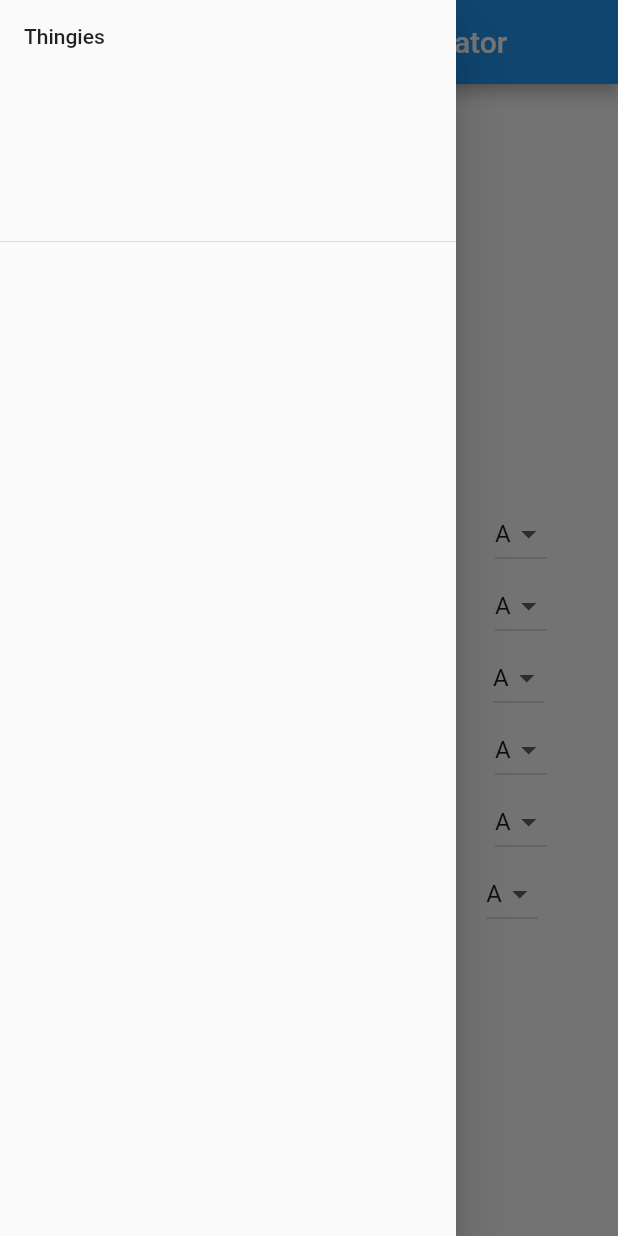
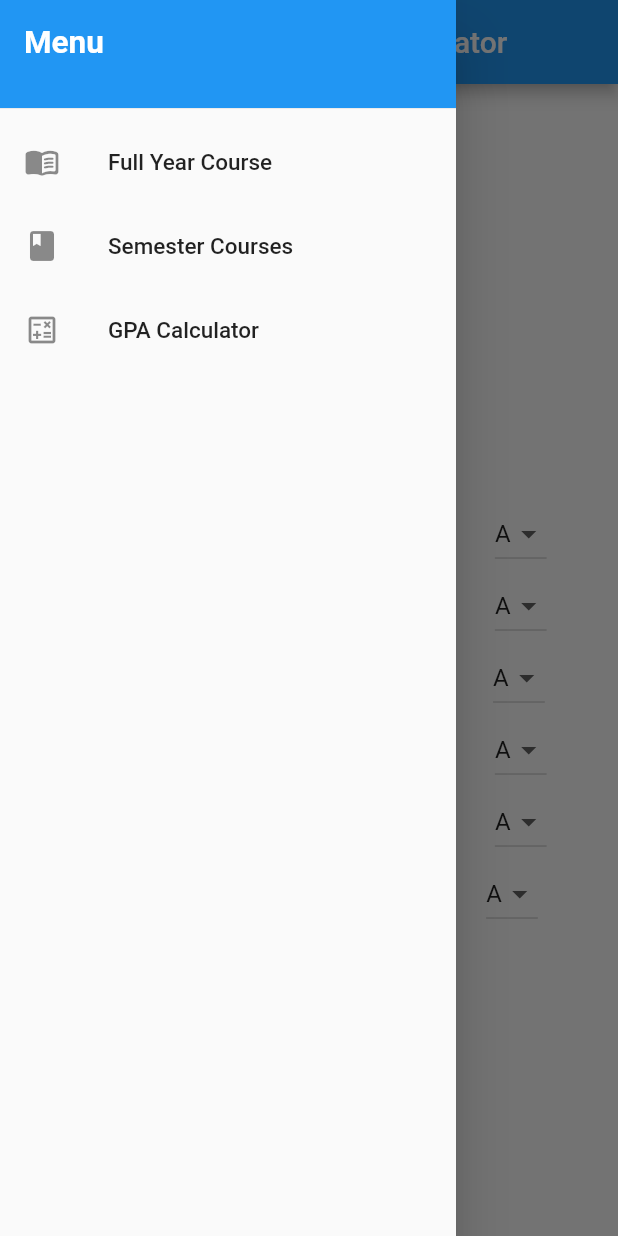
Before and after one commit to SunkenInTime/hcgradeapp, a Flutter app: the screen it shows after launch, with the side drawer open, on a phone screen of 412 x 824 dp. Run offline on Flutter 3.47's test engine with Material 2 defaults, Android fonts, the phone set to English and light mode, and no system bars.

Commit message:
Finished menu

```diff
--- a/lib/main.dart
+++ b/lib/main.dart
@@ -56,10 +56,47 @@ class _MyHomePageState extends State<MyHomePage> {
       ),
       drawer: Drawer(
         child: ListView(
-          children: const [
-            DrawerHeader(
-              child: Text("Thingies"),
-            )
+          padding: EdgeInsets.zero,
+          children: [
+            const SizedBox(
+              height: 80,
+              child: DrawerHeader(
+                decoration: BoxDecoration(
+                  color: Colors.blue,
+                ),
+                child: Text(
+                  "Menu",
+                  style: TextStyle(
+                    color: Colors.white,
+                    fontWeight: FontWeight.bold,
+                    fontSize: 21,
+                  ),
+                ),
+              ),
+            ),
+            ListTile(
+              title: const Text(
+                "Full Year Course",
+                style: TextStyle(fontSize: 15),
+              ),
+              onTap: () {},
+              leading: const Icon(Icons.menu_book_rounded),
+            ),
+            ListTile(
+              title: const Text(
+                "Semester Courses",
+                style: TextStyle(fontSize: 15),
+              ),
+              leading: const Icon(Icons.book),
+              onTap: () {},
+            ),
+            ListTile(
+                title: const Text(
+                  "GPA Calculator",
+                  style: TextStyle(fontSize: 15),
+                ),
+                leading: Icon(Icons.calculate_outlined),
+                onTap: () {})
           ],
         ),
       ),
```
